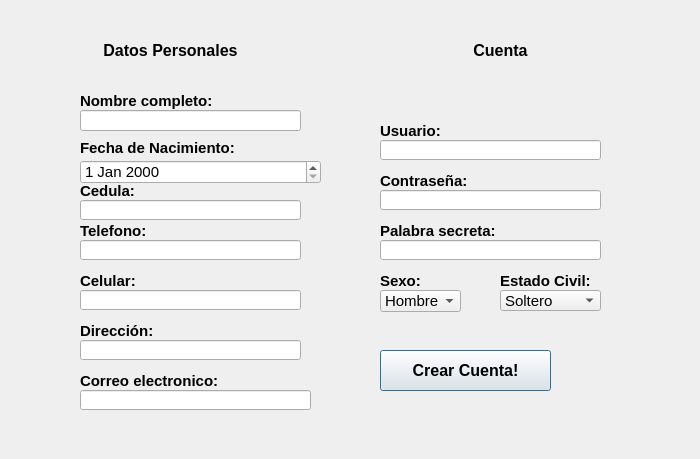
First picture: the form in OrangoTango/registro.ui, repository AlejandroMB1/OrangoTango, before the edit.
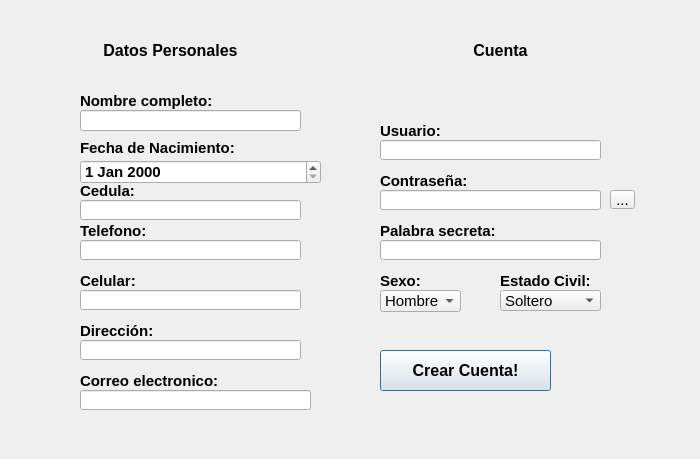
Second picture: the form after the edit.

The edit to the form file:
```diff
--- a/OrangoTango/registro.ui
+++ b/OrangoTango/registro.ui
@@ -539,6 +539,25 @@
      <height>24</height>
     </rect>
    </property>
+   <property name="font">
+    <font>
+     <weight>75</weight>
+     <bold>true</bold>
+    </font>
+   </property>
+  </widget>
+  <widget class="QToolButton" name="toolButton">
+   <property name="geometry">
+    <rect>
+     <x>610</x>
+     <y>190</y>
+     <width>25</width>
+     <height>19</height>
+    </rect>
+   </property>
+   <property name="text">
+    <string>...</string>
+   </property>
   </widget>
  </widget>
  <resources/>
```
